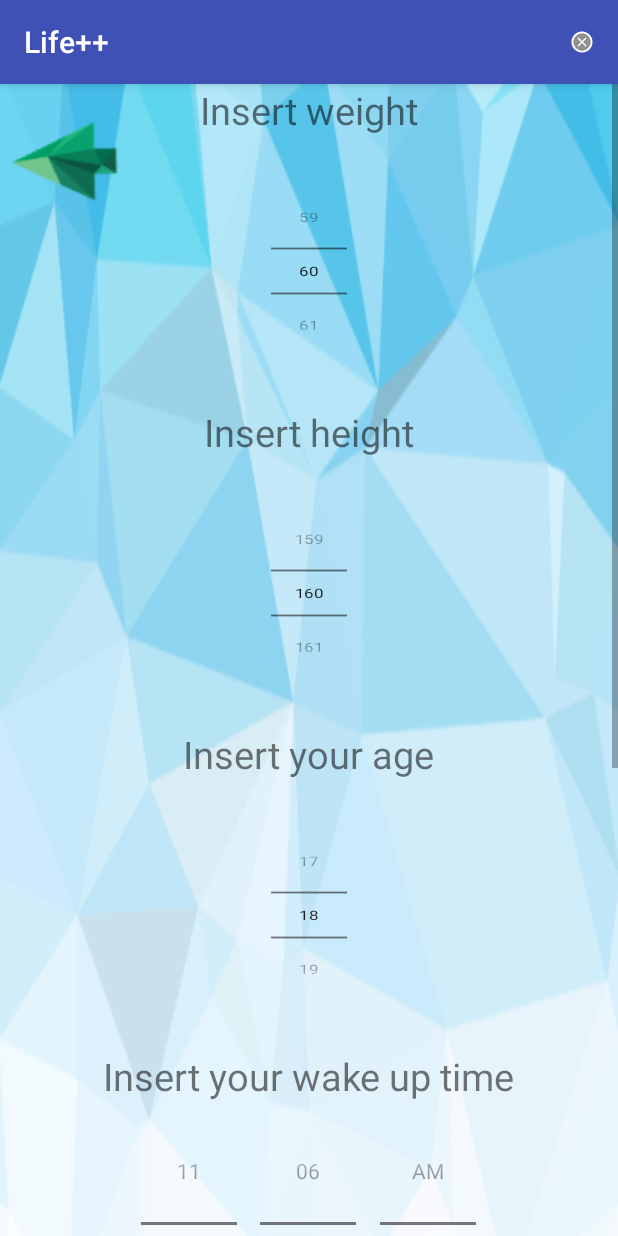
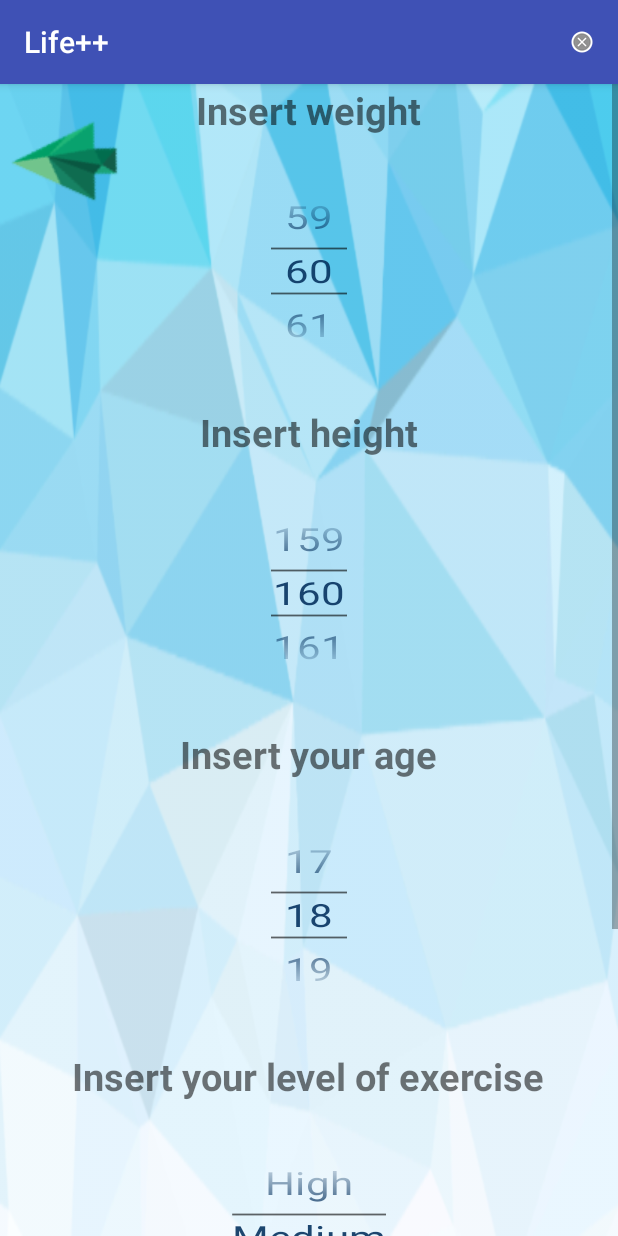
Before and after one commit to shcruben/PDM_Life, an Android app: the ActivityGetUserDAta screen opened directly, with no data from a screen before it, on a phone screen of 412 x 824 dp. Run offline under Robolectric (Android 15) with nearby library versions, the phone set to English and light mode, and no system bars.

Commit message:
few changes of styles

```diff
--- a/app/src/main/java/com/iteso/ruben/proyectoversion1/ActivityGetUserDAta.java
+++ b/app/src/main/java/com/iteso/ruben/proyectoversion1/ActivityGetUserDAta.java
@@ -28,7 +28,6 @@ public class ActivityGetUserDAta extends AppCompatActivity {
 
     private UserData myUser;
     protected NumberPicker weight, height, age, levelExercise;
-    protected TimePicker wakeUp;
     protected Button save;
     protected ImageButton back_button;
 
@@ -43,7 +42,6 @@ public class ActivityGetUserDAta extends AppCompatActivity {
         weight = (NumberPicker) findViewById(R.id.weight_data);
         height = (NumberPicker) findViewById(R.id.height_data);
         age = (NumberPicker) findViewById(R.id.age_data);
-        wakeUp = (TimePicker) findViewById(R.id.waketime_data);
         save = (Button) findViewById(R.id.save_user_data);
         back_button = (ImageButton) findViewById(R.id.activity_back_button2);
 
@@ -71,8 +69,6 @@ public class ActivityGetUserDAta extends AppCompatActivity {
                 myUser.setAge(age.getValue());
                 myUser.setHeight(height.getValue());
                 myUser.setWeight(weight.getValue());
-                myUser.setWakeuptime_hrs(wakeUp.getHour());
-                myUser.setWakeuptime_min(wakeUp.getMinute());
                 myUser.setLevelOfExcercise(levelExercise.getValue());
                 myUser.setLogged(true);
                 myUser.setWaterDrank(0);
--- a/app/src/main/java/com/iteso/ruben/proyectoversion1/ActivityMove.java
+++ b/app/src/main/java/com/iteso/ruben/proyectoversion1/ActivityMove.java
@@ -111,8 +111,16 @@ public class ActivityMove extends AppCompatActivity {
                 animPlotKms.show();
 
                 stepsGraph.setTitle("Steps Graph");
+                stepsGraph.setTitleTextSize(40);
+                stepsGraph.setTitleColor(R.color.text_c);
+
                 caloriesGraph.setTitle("Calories Graph");
+                caloriesGraph.setTitleTextSize(40);
+                caloriesGraph.setTitleColor(R.color.text_c);
+
                 kmsGraph.setTitle("kms Graph");
+                kmsGraph.setTitleTextSize(40);
+                kmsGraph.setTitleColor(R.color.text_c);
             }
 
 
--- a/app/src/main/res/layout/activity_get_user_data.xml
+++ b/app/src/main/res/layout/activity_get_user_data.xml
@@ -31,6 +31,7 @@
             android:layout_width="wrap_content"
             android:layout_height="wrap_content"
             android:text="Insert weight"
+            android:textStyle="bold"
             android:textSize="25sp"
             />
 
@@ -38,9 +39,10 @@
             android:id="@+id/weight_data"
             android:layout_width="wrap_content"
             android:layout_height="wrap_content"
-            style="?android:attr/numberPickerStyle"
             android:scaleX="0.8"
-            android:scaleY="0.6">
+            android:scaleY="0.6"
+            android:theme="@style/NumberPickerText"
+            android:scrollbarStyle="insideInset">
 
         </NumberPicker>
 
@@ -48,13 +50,14 @@
             android:layout_width="wrap_content"
             android:layout_height="wrap_content"
             android:text="Insert height"
+            android:textStyle="bold"
             android:textSize="25sp"/>
 
         <NumberPicker
             android:id="@+id/height_data"
             android:layout_width="wrap_content"
             android:layout_height="wrap_content"
-            style="?android:attr/numberPickerStyle"
+            android:theme="@style/NumberPickerText"
             android:scaleX="0.8"
             android:scaleY="0.6">
 
@@ -64,44 +67,34 @@
             android:layout_width="wrap_content"
             android:layout_height="wrap_content"
             android:text="Insert your age"
+            android:textStyle="bold"
             android:textSize="25sp"/>
 
         <NumberPicker
             android:id="@+id/age_data"
             android:layout_width="wrap_content"
             android:layout_height="wrap_content"
-            style="?android:attr/numberPickerStyle"
+            android:theme="@style/NumberPickerText"
             android:scaleX="0.8"
             android:scaleY="0.6">
 
         </NumberPicker>
 
-        <TextView
-            android:layout_width="wrap_content"
-            android:layout_height="wrap_content"
-            android:text="Insert your wake up time"
-            android:textSize="25sp"/>
 
-        <TimePicker
-            android:id="@+id/waketime_data"
-            android:layout_width="wrap_content"
-            android:layout_height="wrap_content"
-            android:timePickerMode="spinner"
-            >
-
-        </TimePicker>
 
         <TextView
             android:layout_width="wrap_content"
             android:layout_height="wrap_content"
             android:text="Insert your level of exercise"
-            android:textSize="25sp"/>
+            android:textStyle="bold"
+            android:textSize="25sp"
+            />
 
         <NumberPicker
             android:id="@+id/exercise_level_data"
             android:layout_width="wrap_content"
             android:layout_height="wrap_content"
-            style="?android:attr/numberPickerStyle"
+            android:theme="@style/NumberPickerText"
             android:scaleX="0.8"
             android:scaleY="0.6">
 
@@ -110,6 +103,7 @@
             android:layout_width="wrap_content"
             android:layout_height="wrap_content"
             android:text="Gender"
+            android:textStyle="bold"
             android:textSize="25sp"/>
 
         <RadioGroup
--- a/app/src/main/res/values/colors.xml
+++ b/app/src/main/res/values/colors.xml
@@ -9,6 +9,8 @@
     <color name="colorA2">#f27041</color>
     <color name="white">#ffffff</color>
     <color name="transparent">#0fff</color>
+    <color name="back">#ff20</color>
+    <color name="text_c">#f005</color>
     <color name="black_overlay">#66000000</color>
 
     <!-- Screens background color-->
--- a/app/src/main/res/values/dimens.xml
+++ b/app/src/main/res/values/dimens.xml
@@ -14,12 +14,15 @@
     <dimen name="text_water_progress_margin_top">90dp</dimen>
     <dimen name="title_text_size">20sp</dimen>
     <dimen name="text_SIZE">40sp</dimen>
+
     <dimen name="slide_title">30sp</dimen>
     <dimen name="slide_desc">16sp</dimen>
     <dimen name="img_width_height">120dp</dimen>
     <dimen name="desc_padding">40dp</dimen>
     <dimen name="dots_height">30dp</dimen>
     <dimen name="dots_margin_bottom">20dp</dimen>
+
     <integer name="duration">170</integer>
     <integer name="duration2">350</integer>
+    <integer name="text_SIZE">35</integer>
 </resources>
--- a/app/src/main/res/values/styles.xml
+++ b/app/src/main/res/values/styles.xml
@@ -19,7 +19,7 @@
 
     <style name="NumberPicker1" parent="Theme.AppCompat.Light.NoActionBar">
         <!-- Customize your theme here. -->
-        <item name="android:textColorPrimary">@android:color/white</item>
+        <item name="android:textColorPrimary">@android:color/holo_green_light</item>
 
     </style>
 
@@ -41,4 +41,10 @@
 
     <style name="ButtonBarButton" />
 
+    <style name="NumberPickerText">
+        <item name="android:textSize">35dp</item>
+        <item name="android:textColorPrimary">#e7073360</item>
+        <item name="colorAccent">#aa0051ff</item>
+    </style>
+
 </resources>
```
